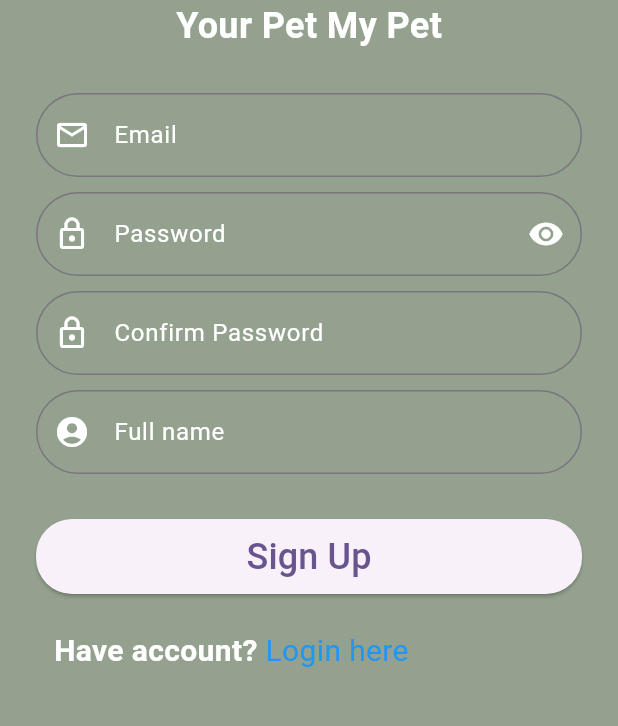
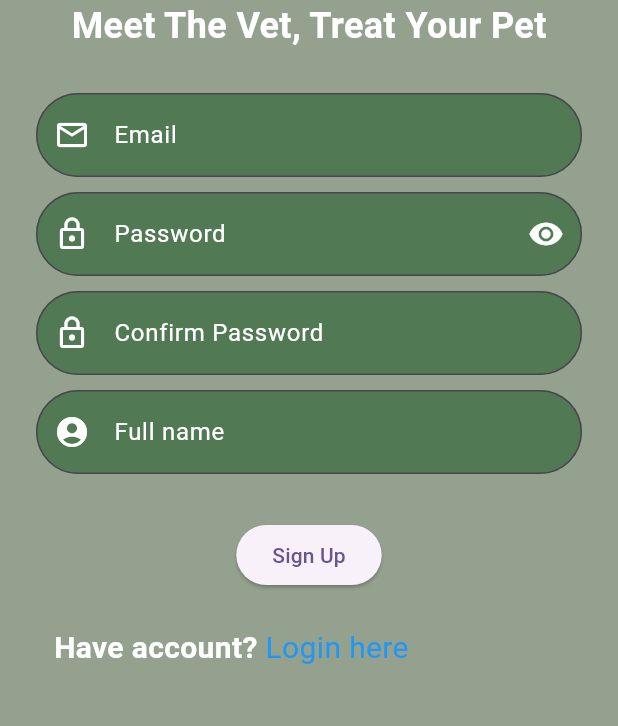
Before and after one commit to darthkims/vetrep_firebase_laravel, a Flutter app: the Login screen opened directly, after a tap on "Login", after a tap on "Get Registered Now!", on a phone screen of 412 x 824 dp, the part 444-1170 px from its top. Run offline on Flutter 3.47's test engine with Material 3 defaults, Android fonts, the phone set to English and light mode, and no system bars; our stand-ins replace firebase_auth, firebase_core; accounts and stored records are empty.

Commit message:
ui change login signup

```diff
--- a/lib/customer/customer_login.dart
+++ b/lib/customer/customer_login.dart
@@ -1,7 +1,7 @@
 import 'package:flutter/material.dart';
 import '../authentication.dart';
 import 'customer_home.dart';
-import '../signup.dart';
+import 'signup.dart';
 
 class Login extends StatelessWidget {
   @override
@@ -21,7 +21,7 @@ class Login extends StatelessWidget {
                 height: 200,
               ),
               Text(
-                'Ready to Rep until Fit?',
+                'Meet The Vet, Treat Your Pet',
                 style: TextStyle(fontSize: 24, color: Colors.white, fontWeight: FontWeight.bold),
               ),
             ],
@@ -45,7 +45,7 @@ class Login extends StatelessWidget {
                   style: TextStyle(fontWeight: FontWeight.bold, fontSize: 20, color: Colors.white)),
               GestureDetector(
                 onTap: () {
-                  // Navigator.pushNamed(context, '/signup');
+
                   Navigator.push(context,
                       MaterialPageRoute(builder: (context) => Signup()));
                 },
@@ -88,6 +88,8 @@ class _LoginFormState extends State<LoginForm> {
           TextFormField(
             // initialValue: 'Input text',
             decoration: InputDecoration(
+              fillColor: Color(0xff517954),
+              filled: true,
               prefixIcon: Icon(Icons.email_outlined, color: Colors.white),
               labelText: 'Email',
               labelStyle: TextStyle(color: Colors.white), // Set the label text color
@@ -108,15 +110,12 @@ class _LoginFormState extends State<LoginForm> {
               email = val;
             },
           ),
-
-          SizedBox(
-            height: 20,
-          ),
-
-          // password
+          SizedBox(height: 20),
           TextFormField(
             // initialValue: 'Input text',
             decoration: InputDecoration(
+              fillColor: Color(0xff517954),
+              filled: true,
               labelText: 'Password',
               labelStyle: TextStyle(color: Colors.white), // Set the label text color
               prefixIcon: Icon(Icons.lock_outline, color: Colors.white),
@@ -151,10 +150,7 @@ class _LoginFormState extends State<LoginForm> {
 
           SizedBox(height: 30),
 
-          SizedBox(
-            height: 54,
-            width: 184,
-            child: ElevatedButton(
+          ElevatedButton(
               onPressed: () {
                 // Respond to button press
 
@@ -183,10 +179,9 @@ class _LoginFormState extends State<LoginForm> {
                       borderRadius: BorderRadius.all(Radius.circular(24.0)))),
               child: Text(
                 'Login',
-                style: TextStyle(fontSize: 24),
+                // style: TextStyle(fontSize: 20),
               ),
             ),
-          ),
         ],
       ),
     );
--- a/lib/customer/customer_navbar.dart
+++ b/lib/customer/customer_navbar.dart
@@ -38,7 +38,7 @@ class Navbar extends StatelessWidget {
           NavigationDestination(
             selectedIcon: Icon(Icons.add_circle_outline, size: 30, color: Colors.green,),
             icon: Icon(Icons.add_circle, color: Colors.green, size: 30,),
-            label: 'Add Appointment', // Empty label for a cleaner look (optional)
+            label: 'Book Now', // Empty label for a cleaner look (optional)
           ),
           NavigationDestination(
             selectedIcon: Icon(Icons.list_alt_outlined, size: 30, color: Colors.green,),
--- a/lib/signup.dart
+++ b/lib/customer/signup.dart
@@ -1,6 +1,7 @@
 import 'package:flutter/material.dart';
 import 'package:vetrep/authentication.dart';
 import 'package:vetrep/customer/customer_home.dart';
+import 'package:vetrep/customer/customer_login.dart';
 
 class Signup extends StatelessWidget {
   @override
@@ -24,10 +25,10 @@ class Signup extends StatelessWidget {
           ),
           Center(
             child: Text(
-              'Your Pet My Pet',
+              'Meet The Vet, Treat Your Pet',
               style: TextStyle(fontSize: 24,
                   color: Colors.white,
-                  fontWeight: FontWeight.bold),
+                  fontWeight: FontWeight.bold,),
             ),
           ),
 
@@ -39,8 +40,7 @@ class Signup extends StatelessWidget {
             child: SignupForm(),
           ),
 
-          Expanded(
-            child: Column(
+            Column(
               mainAxisAlignment: MainAxisAlignment.end,
               children: <Widget>[
                 Row(
@@ -54,9 +54,8 @@ class Signup extends StatelessWidget {
                             color: Colors.white)),
                     GestureDetector(
                       onTap: () {
-                        // // Navigator.pushNamed(context, '/signup');
-                        // Navigator.push(context,
-                        //     MaterialPageRoute(builder: (context) => Login()));
+                        Navigator.push(context,
+                            MaterialPageRoute(builder: (context) => Login()));
                       },
                       child: Text(' Login here',
                           style: TextStyle(fontSize: 20, color: Colors.blue)),
@@ -65,7 +64,6 @@ class Signup extends StatelessWidget {
                 )
               ],
             ),
-          ),
         ],
       ),
     );
@@ -105,9 +103,10 @@ class _SignupFormState extends State<SignupForm> {
       child: Column(
         mainAxisAlignment: MainAxisAlignment.spaceAround,
         children: <Widget>[
-          // email
           TextFormField(
             decoration: InputDecoration(
+                fillColor: Color(0xff517954),
+                filled: true,
                 prefixIcon: Icon(Icons.email_outlined, color: Colors.white),
                 labelText: 'Email',
                 labelStyle: TextStyle(color: Colors.white), // Set the label text color
@@ -132,6 +131,8 @@ class _SignupFormState extends State<SignupForm> {
           TextFormField(
             controller: pass,
             decoration: InputDecoration(
+              fillColor: Color(0xff517954),
+              filled: true,
               labelText: 'Password',
               labelStyle: TextStyle(color: Colors.white), // Set the label text color
               prefixIcon: Icon(Icons.lock_outline, color: Colors.white),
@@ -165,6 +166,8 @@ class _SignupFormState extends State<SignupForm> {
           // confirm passwords
           TextFormField(
             decoration: InputDecoration(
+              fillColor: Color(0xff517954),
+              filled: true,
               labelText: 'Confirm Password',
               labelStyle: TextStyle(color: Colors.white), // Set the label text color
               prefixIcon: Icon(Icons.lock_outline, color: Colors.white),
@@ -184,6 +187,8 @@ class _SignupFormState extends State<SignupForm> {
           // name
           TextFormField(
             decoration: InputDecoration(
+              fillColor: Color(0xff517954),
+              filled: true,
               labelText: 'Full name',
               labelStyle: TextStyle(color: Colors.white), // Set the label text color
               prefixIcon: Icon(Icons.account_circle, color: Colors.white),
@@ -201,16 +206,8 @@ class _SignupFormState extends State<SignupForm> {
               return null;
             },
           ),
-
-          SizedBox(
-            height: 30,
-          ),
-
-          // signUP button
-          SizedBox(
-            height: 50,
-            width: double.infinity,
-            child: ElevatedButton(
+          SizedBox(height: 30,),
+          ElevatedButton(
               onPressed: () {
                 if (_formKey.currentState!.validate()) {
                   _formKey.currentState!.save();
@@ -237,10 +234,8 @@ class _SignupFormState extends State<SignupForm> {
                       borderRadius: BorderRadius.all(Radius.circular(24.0)))),
               child: Text(
                 'Sign Up',
-                style: TextStyle(fontSize: 24),
               ),
             ),
-          ),
         ],
       ),
     );
--- a/lib/splash.dart
+++ b/lib/splash.dart
@@ -1,7 +1,7 @@
 import 'package:flutter/material.dart';
 import 'package:vetrep/admin/admin_login.dart';
 import 'package:vetrep/customer/customer_login.dart';
-import 'package:vetrep/signup.dart';
+import 'package:vetrep/customer/signup.dart';
 
 class SplashScreen extends StatelessWidget {
   const SplashScreen({super.key});
@@ -52,7 +52,7 @@ class SplashScreen extends StatelessWidget {
                           SimpleDialogOption(
                             onPressed: () {
                               Navigator.pop(context);
-                              Navigator.pushReplacement(
+                              Navigator.push(
                                 context,
                                 MaterialPageRoute(builder: (context) => Login()),
                               );
@@ -64,7 +64,8 @@ class SplashScreen extends StatelessWidget {
                           ),
                           SimpleDialogOption(
                             onPressed: () {
-                              Navigator.pushReplacement(
+                              Navigator.pop(context);
+                              Navigator.push(
                                   context,
                                   MaterialPageRoute(builder: (context) => AdminLogin())
                               );
@@ -85,7 +86,7 @@ class SplashScreen extends StatelessWidget {
               SizedBox(height: 10),
               ElevatedButton(
                 onPressed: () {
-                  Navigator.pushReplacement(
+                  Navigator.push(
                     context,
                     MaterialPageRoute(builder: (context) => Signup()
                     )
```
